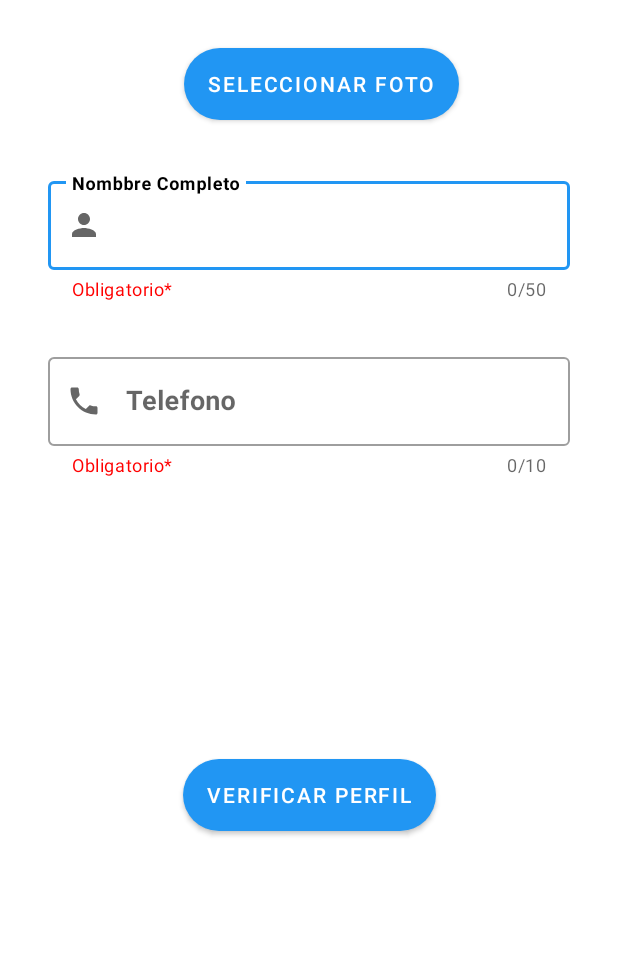
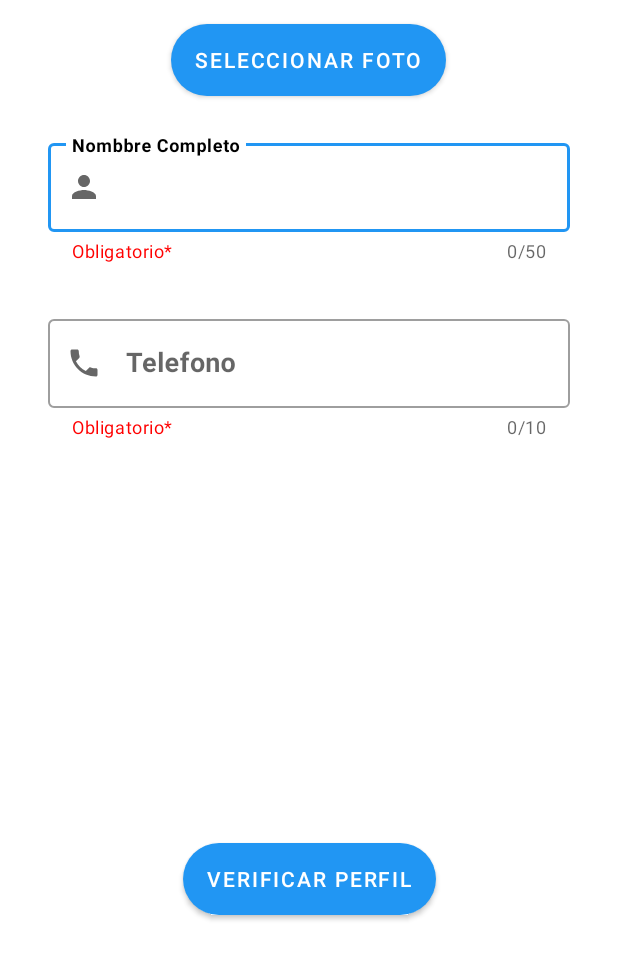
Before and after one commit to walter-barreiro/las_piedras_app, an Android app: the EditProfileActivity screen opened directly, with no data from a screen before it, on a phone screen of 412 x 824 dp, the part 273-1236 px from its top. Run offline under Robolectric (Android 15) with nearby library versions, the phone set to English and light mode, and no system bars; our stand-ins replace Firebase (no records; nobody signed in at launch, a user with empty details on screens opened directly), Picasso, navigation-ui; libraries missing offline, so code that uses them is left out: com.theartofdev.edmodo; pictures from the network do not load.

```diff
--- a/app/src/main/res/layout/activity_edit_profile.xml
+++ b/app/src/main/res/layout/activity_edit_profile.xml
@@ -51,27 +51,27 @@
         android:id="@+id/btn_selefoto"
         android:layout_width="wrap_content"
         android:layout_height="wrap_content"
-        android:layout_marginTop="32dp"
+        android:layout_marginTop="16dp"
+        android:background="@drawable/bt_pf"
         android:text="Seleccionar foto"
         android:textColor="@color/colorWhite"
         app:layout_constraintEnd_toEndOf="@+id/imgFoto"
+        app:layout_constraintHorizontal_bias="0.63"
         app:layout_constraintLeft_toLeftOf="parent"
         app:layout_constraintRight_toRightOf="parent"
         app:layout_constraintStart_toStartOf="@+id/imgFoto"
-        app:layout_constraintTop_toBottomOf="@+id/imgFoto"
-        android:background="@drawable/bt_pf"/>
+        app:layout_constraintTop_toBottomOf="@+id/imgFoto" />
 
     <LinearLayout
         android:id="@+id/linearLayout2"
         android:layout_width="match_parent"
         android:layout_height="match_parent"
-        android:layout_marginTop="265dp"
-        android:layout_marginBottom="160dp"
+        android:layout_marginTop="240dp"
+        android:layout_marginBottom="120dp"
         android:orientation="vertical"
         app:layout_constraintBottom_toBottomOf="parent"
-        app:layout_constraintTop_toTopOf="parent"
-        app:layout_constraintVertical_bias="0.0"
-        tools:layout_editor_absoluteX="0dp">
+        app:layout_constraintTop_toBottomOf="@+id/btn_selefoto"
+        tools:layout_editor_absoluteX="16dp">
 
         <com.google.android.material.textfield.TextInputLayout
             android:id="@+id/textInputLayoutName"
@@ -139,12 +139,12 @@
         android:id="@+id/btnVerifyProfile"
         android:layout_width="wrap_content"
         android:layout_height="wrap_content"
-        android:layout_marginTop="24dp"
+        android:layout_marginBottom="32dp"
         android:background="@drawable/bt_pf"
         android:text="Verificar perfil"
         android:textColor="@color/colorWhite"
+        app:layout_constraintBottom_toBottomOf="parent"
         app:layout_constraintEnd_toEndOf="parent"
-        app:layout_constraintStart_toStartOf="parent"
-        app:layout_constraintTop_toBottomOf="@+id/linearLayout2" />
+        app:layout_constraintStart_toStartOf="parent" />
 
 </androidx.constraintlayout.widget.ConstraintLayout>
```
